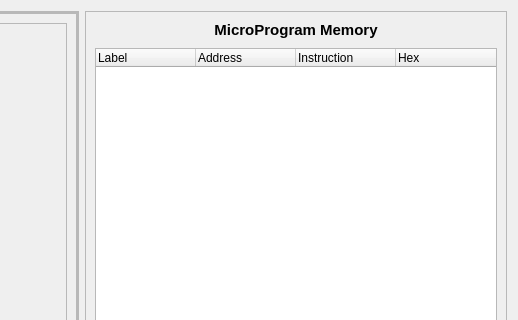
This is ui/micro_tab.ui in Amirmehdig/mano-microprogram-simulator as Qt 5 draws it before an edit; both pictures show x 556 to 1074 and y 0 to 320 of the 1074 by 583 pixel window. The edited form follows.
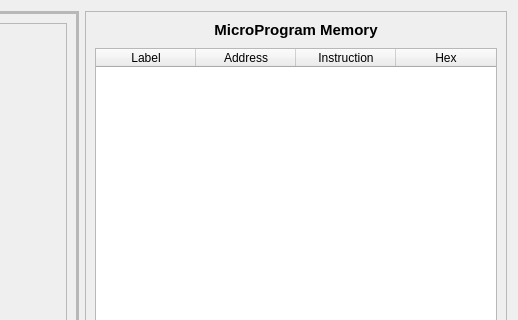
This is the edited form.

Commit message: Update micro tab

```diff
--- a/ui/micro_tab.ui
+++ b/ui/micro_tab.ui
@@ -453,37 +453,92 @@
           <height>0</height>
          </size>
         </property>
+        <property name="palette">
+         <palette>
+          <active>
+           <colorrole role="Highlight">
+            <brush brushstyle="SolidPattern">
+             <color alpha="255">
+              <red>213</red>
+              <green>213</green>
+              <blue>213</blue>
+             </color>
+            </brush>
+           </colorrole>
+           <colorrole role="HighlightedText">
+            <brush brushstyle="SolidPattern">
+             <color alpha="255">
+              <red>0</red>
+              <green>0</green>
+              <blue>0</blue>
+             </color>
+            </brush>
+           </colorrole>
+          </active>
+          <inactive>
+           <colorrole role="Highlight">
+            <brush brushstyle="SolidPattern">
+             <color alpha="255">
+              <red>240</red>
+              <green>240</green>
+              <blue>240</blue>
+             </color>
+            </brush>
+           </colorrole>
+           <colorrole role="HighlightedText">
+            <brush brushstyle="SolidPattern">
+             <color alpha="255">
+              <red>0</red>
+              <green>0</green>
+              <blue>0</blue>
+             </color>
+            </brush>
+           </colorrole>
+          </inactive>
+          <disabled>
+           <colorrole role="Highlight">
+            <brush brushstyle="SolidPattern">
+             <color alpha="255">
+              <red>0</red>
+              <green>120</green>
+              <blue>215</blue>
+             </color>
+            </brush>
+           </colorrole>
+           <colorrole role="HighlightedText">
+            <brush brushstyle="SolidPattern">
+             <color alpha="255">
+              <red>255</red>
+              <green>255</green>
+              <blue>255</blue>
+             </color>
+            </brush>
+           </colorrole>
+          </disabled>
+         </palette>
+        </property>
+        <attribute name="verticalHeaderVisible">
+         <bool>false</bool>
+        </attribute>
         <column>
          <property name="text">
           <string>Label</string>
          </property>
-         <property name="textAlignment">
-          <set>AlignLeading|AlignVCenter</set>
-         </property>
         </column>
         <column>
          <property name="text">
           <string>Address</string>
          </property>
-         <property name="textAlignment">
-          <set>AlignLeading|AlignVCenter</set>
-         </property>
         </column>
         <column>
          <property name="text">
           <string>Instruction</string>
          </property>
-         <property name="textAlignment">
-          <set>AlignLeading|AlignVCenter</set>
-         </property>
         </column>
         <column>
          <property name="text">
           <string>Hex</string>
          </property>
-         <property name="textAlignment">
-          <set>AlignLeading|AlignVCenter</set>
-         </property>
         </column>
        </widget>
       </item>
```
The commit also changes 3 other files.
